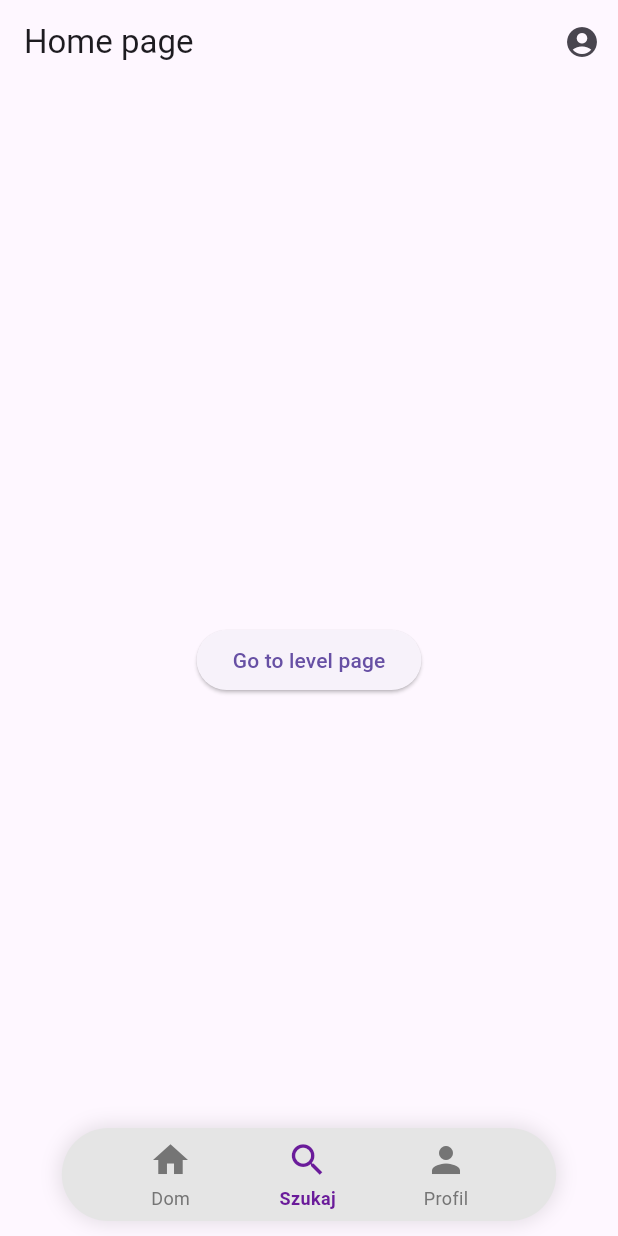
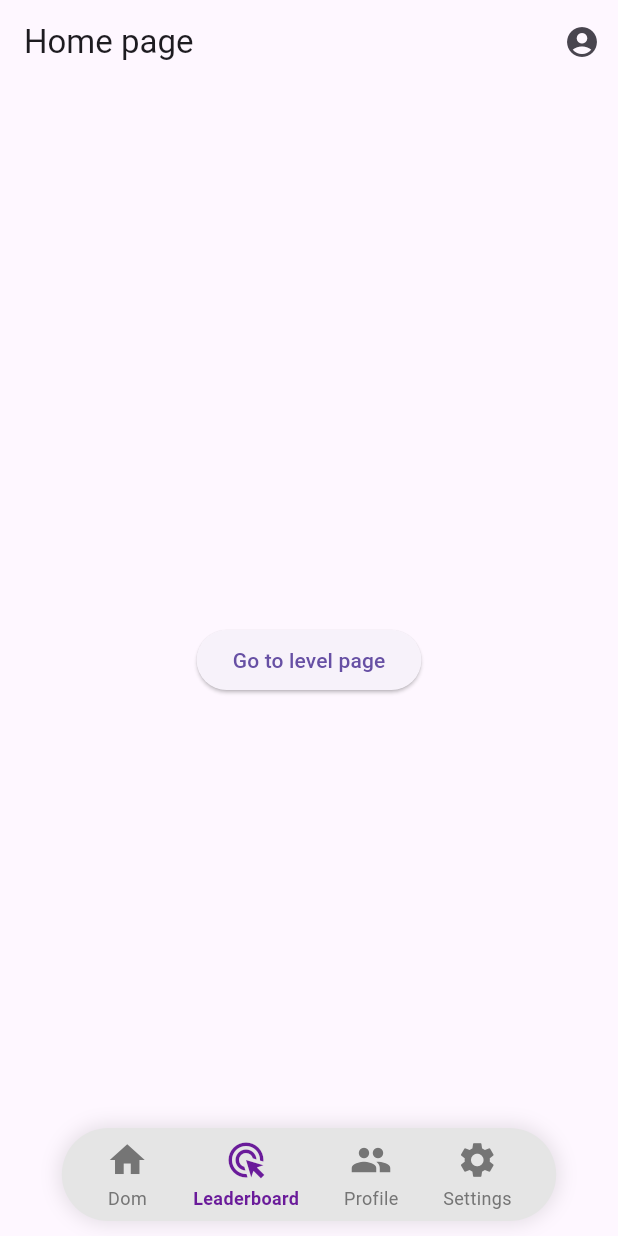
Before and after one commit to pieter0100/projektGrupowy, a Flutter app: the screen it shows after launch, on a phone screen of 412 x 824 dp. Run offline on Flutter 3.47's test engine with Material 3 defaults, Android fonts, the phone set to English and light mode, and no system bars; our stand-ins replace go_router.

Commit message:
poprawa paska

```diff
--- a/lib/main.dart
+++ b/lib/main.dart
@@ -38,7 +38,7 @@ final GoRouter _router = GoRouter(
           ],
         ),
 
-        // --- GAŁĄŹ 2: SZUKAJ ---
+        // --- GAŁĄŹ 2: LEADERBOARD ---
         StatefulShellBranch(
           routes: [
             GoRoute(
--- a/lib/widgets/scaffold_with_nav.dart
+++ b/lib/widgets/scaffold_with_nav.dart
@@ -61,14 +61,20 @@ class ScaffoldWithNav extends StatelessWidget {
                   onTap: () => _onTap(0),
                 ),
                 _buildNavItem(
-                  icon: Icons.search,
-                  label: 'Szukaj',
+                  icon: Icons.ads_click,
+                  label: 'Leaderboard',
                   isSelected: navigationShell.currentIndex == 1,
                   onTap: () => _onTap(1),
                 ),
                 _buildNavItem(
-                  icon: Icons.person,
-                  label: 'Profil',
+                  icon: Icons.people,
+                  label: 'Profile',
+                  isSelected: navigationShell.currentIndex == 2,
+                  onTap: () => _onTap(2),
+                ),
+                _buildNavItem(
+                  icon: Icons.settings,
+                  label: 'Settings',
                   isSelected: navigationShell.currentIndex == 2,
                   onTap: () => _onTap(2),
                 ),
```
Also changed, not shown: pubspec.lock.
